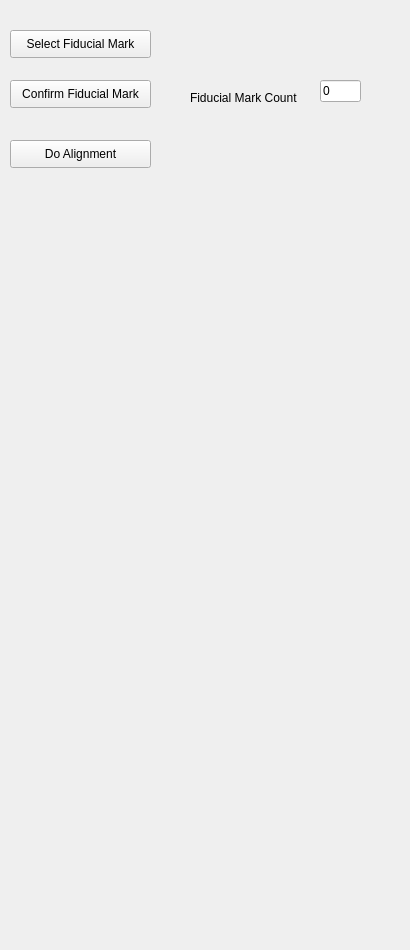
First picture: the form in DataModule/FiducialMarkWidget.ui, repository chuandongxu/AOI, before the edit.
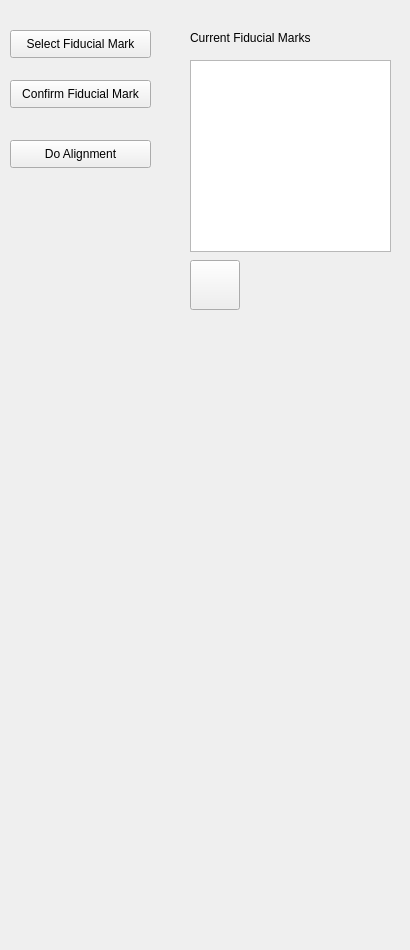
Second picture: the form after the edit. Icons and pictures are not drawn.

Commit message:
Enhance the set fiducial mark feature.
1. Support delete Fiducial mark.
2. Support edit search window of fiducial mark.

The edit to the form file:
```diff
--- a/DataModule/FiducialMarkWidget.ui
+++ b/DataModule/FiducialMarkWidget.ui
@@ -39,30 +39,17 @@
     <string>Confirm Fiducial Mark</string>
    </property>
   </widget>
-  <widget class="QLineEdit" name="lineEditFiducialMark">
-   <property name="geometry">
-    <rect>
-     <x>320</x>
-     <y>80</y>
-     <width>41</width>
-     <height>22</height>
-    </rect>
-   </property>
-   <property name="text">
-    <string>0</string>
-   </property>
-  </widget>
   <widget class="QLabel" name="labelFiducialMarkCount">
    <property name="geometry">
     <rect>
      <x>190</x>
-     <y>90</y>
-     <width>121</width>
+     <y>30</y>
+     <width>131</width>
      <height>16</height>
     </rect>
    </property>
    <property name="text">
-    <string>Fiducial Mark Count</string>
+    <string>Current Fiducial Marks</string>
    </property>
   </widget>
   <widget class="QPushButton" name="btnDoAlignment">
@@ -78,6 +65,39 @@
     <string>Do Alignment</string>
    </property>
   </widget>
+  <widget class="QListWidget" name="listFiducialMarkWidget">
+   <property name="geometry">
+    <rect>
+     <x>190</x>
+     <y>60</y>
+     <width>201</width>
+     <height>192</height>
+    </rect>
+   </property>
+  </widget>
+  <widget class="QPushButton" name="btnRemoveFM">
+   <property name="geometry">
+    <rect>
+     <x>190</x>
+     <y>260</y>
+     <width>50</width>
+     <height>50</height>
+    </rect>
+   </property>
+   <property name="text">
+    <string/>
+   </property>
+   <property name="icon">
+    <iconset>
+     <normaloff>./Image/Remove.png</normaloff>./Image/Remove.png</iconset>
+   </property>
+   <property name="iconSize">
+    <size>
+     <width>50</width>
+     <height>50</height>
+    </size>
+   </property>
+  </widget>
  </widget>
  <layoutdefault spacing="6" margin="11"/>
  <resources/>
```
The commit also changes 29 other files.
